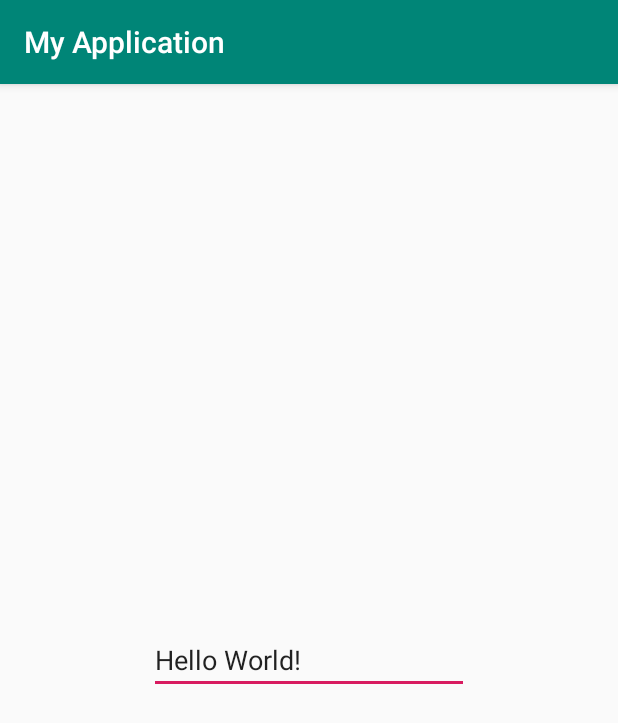
After one commit to GTWise/Franklin, an Android app: the MainActivity screen opened directly, with no data from a screen before it, on a phone screen of 412 x 824 dp. The commit adds this screen. Shown: the top 723 px of the screen. Run offline under Robolectric (Android 15) with nearby library versions, the phone set to English and light mode, and no system bars.

Commit message:
Second commit

```diff
--- a/app/build.gradle
+++ b/app/build.gradle
@@ -1,4 +1,5 @@
 apply plugin: 'com.android.application'
+apply plugin: 'com.google.gms.google-services'
 
 android {
     compileSdkVersion 29
@@ -23,6 +24,8 @@ dependencies {
     implementation fileTree(dir: 'libs', include: ['*.jar'])
     implementation 'androidx.appcompat:appcompat:1.0.2'
     implementation 'com.google.android.material:material:1.0.0'
+    implementation 'androidx.constraintlayout:constraintlayout:1.1.3'
+    implementation 'com.google.firebase:firebase-analytics:17.2.0'
     testImplementation 'junit:junit:4.12'
     androidTestImplementation 'androidx.test.ext:junit:1.1.0'
     androidTestImplementation 'androidx.test.espresso:espresso-core:3.1.1'
--- a/app/src/main/AndroidManifest.xml
+++ b/app/src/main/AndroidManifest.xml
@@ -9,6 +9,7 @@
         android:roundIcon="@mipmap/ic_launcher_round"
         android:supportsRtl="true"
         android:theme="@style/AppTheme">
+        <activity android:name=".MainActivity"></activity>
         <activity
             android:name=".ScrollingActivity"
             android:label="@string/app_name"
--- /dev/null
+++ b/app/src/main/java/com/example/myapplication/MainActivity.java
@@ -0,0 +1,14 @@
+package com.example.myapplication;
+
+import androidx.appcompat.app.AppCompatActivity;
+
+import android.os.Bundle;
+
+public class MainActivity extends AppCompatActivity {
+
+    @Override
+    protected void onCreate(Bundle savedInstanceState) {
+        super.onCreate(savedInstanceState);
+        setContentView(R.layout.activity_main);
+    }
+}
--- a/app/src/main/java/com/example/myapplication/ScrollingActivity.java
+++ b/app/src/main/java/com/example/myapplication/ScrollingActivity.java
@@ -13,8 +13,6 @@ import android.view.Menu;
 import android.view.MenuItem;
 
 public class ScrollingActivity extends AppCompatActivity {
-
-    //TESTing
 
     @Override
     protected void onCreate(Bundle savedInstanceState) {
--- /dev/null
+++ b/app/src/main/res/layout/activity_main.xml
@@ -0,0 +1,20 @@
+<?xml version="1.0" encoding="utf-8"?>
+<androidx.constraintlayout.widget.ConstraintLayout xmlns:android="http://schemas.android.com/apk/res/android"
+    xmlns:app="http://schemas.android.com/apk/res-auto"
+    xmlns:tools="http://schemas.android.com/tools"
+    android:layout_width="match_parent"
+    android:layout_height="match_parent"
+    tools:context=".MainActivity">
+
+    <EditText
+        android:id="@+id/editText"
+        android:layout_width="wrap_content"
+        android:layout_height="wrap_content"
+        android:ems="10"
+        android:inputType="textPersonName"
+        android:text="Hello World!"
+        app:layout_constraintBottom_toBottomOf="parent"
+        app:layout_constraintEnd_toEndOf="parent"
+        app:layout_constraintStart_toStartOf="parent"
+        app:layout_constraintTop_toTopOf="parent" />
+</androidx.constraintlayout.widget.ConstraintLayout>
--- a/app/src/main/res/layout/content_scrolling.xml
+++ b/app/src/main/res/layout/content_scrolling.xml
@@ -12,6 +12,6 @@
         android:layout_width="wrap_content"
         android:layout_height="wrap_content"
         android:layout_margin="@dimen/text_margin"
-        android:text="@string/large_text" />
+        android:text="Hello World!" />
 
 </androidx.core.widget.NestedScrollView>
--- a/build.gradle
+++ b/build.gradle
@@ -8,6 +8,7 @@ buildscript {
     }
     dependencies {
         classpath 'com.android.tools.build:gradle:3.5.1'
+        classpath 'com.google.gms:google-services:4.3.2'
 
         // NOTE: Do not place your application dependencies here; they belong
         // in the individual module build.gradle files
```
Also changed, not shown: 1 other file.
